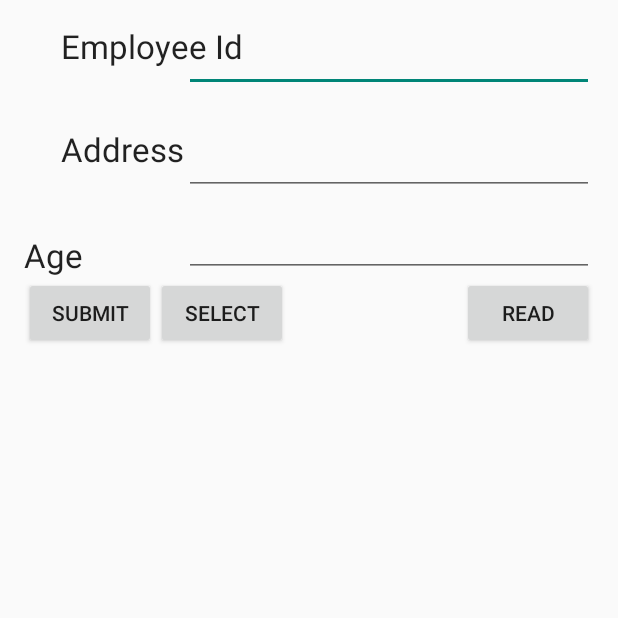
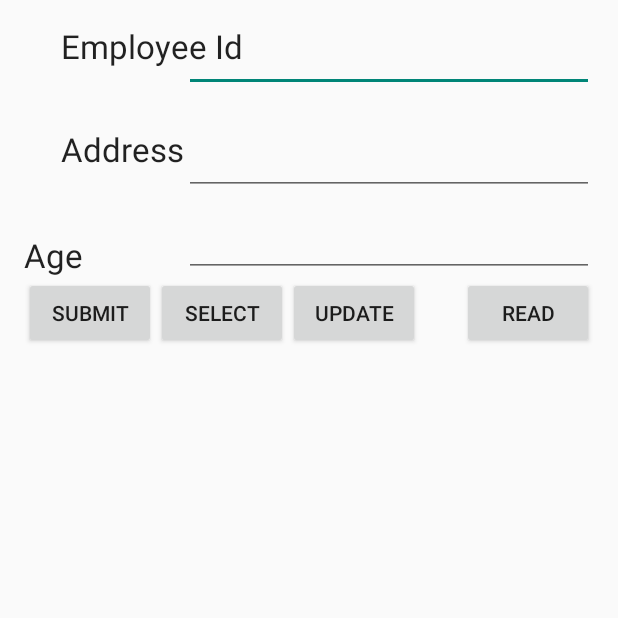
Before and after one commit to pisgupta/PersitanceMedium, an Android app: the screen it shows after launch (MainActivity), after a tap on "SUBMIT", on a phone screen of 412 x 824 dp, the top half of it. Run offline under Robolectric (Android 15) with nearby library versions, the phone set to English and light mode, and no system bars; 1 statement that could not run was skipped.

Commit message:
Update Method
Update Method

```diff
--- a/PersistanceMedium/database/src/main/java/com/example/pankaj/database/MainActivity.java
+++ b/PersistanceMedium/database/src/main/java/com/example/pankaj/database/MainActivity.java
@@ -5,25 +5,32 @@ import android.os.Bundle;
 import android.view.Menu;
 import android.view.MenuItem;
 import android.view.View;
+import android.widget.ArrayAdapter;
 import android.widget.Button;
 import android.widget.EditText;
+import android.widget.ListView;
 import android.widget.Toast;
+
+import java.util.ArrayList;
 
 
 public class MainActivity extends Activity {
-DBConnection con;
+    DBConnection con;
     EditText edtid, edtaddress, edtage;
     Button btnwrite, btnread;
+    ListView displaydata;
+
     @Override
     protected void onCreate(Bundle savedInstanceState) {
         super.onCreate(savedInstanceState);
         setContentView(R.layout.activity_main);
         con = new DBConnection(MainActivity.this);
 
-        edtid = (EditText)findViewById(R.id.edtid);
-        edtaddress = (EditText)findViewById(R.id.edtaddress);
-        edtage = (EditText)findViewById(R.id.edtage);
-        btnwrite =(Button)findViewById(R.id.btnsubmit);
+        edtid = (EditText) findViewById(R.id.edtid);
+        edtaddress = (EditText) findViewById(R.id.edtaddress);
+        edtage = (EditText) findViewById(R.id.edtage);
+        btnwrite = (Button) findViewById(R.id.btnsubmit);
+        displaydata = (ListView) findViewById(R.id.displaydata);
         btnwrite.setOnClickListener(new View.OnClickListener() {
             @Override
             public void onClick(View v) {
@@ -32,11 +39,33 @@ DBConnection con;
                 bean.setAddress(edtaddress.getText().toString());
                 bean.setAge(Integer.parseInt(edtage.getText().toString()));
 
-                if(con.insertData(bean)){
-                    Toast.makeText(MainActivity.this,"Save",Toast.LENGTH_SHORT).show();
+                if (con.insertData(bean)) {
+                    Toast.makeText(MainActivity.this, "Save", Toast.LENGTH_SHORT).show();
+                } else {
+                    Toast.makeText(MainActivity.this, "Not Save", Toast.LENGTH_SHORT).show();
                 }
-                else{
-                    Toast.makeText(MainActivity.this,"Not Save",Toast.LENGTH_SHORT).show();
+            }
+        });
+        findViewById(R.id.btnselect).setOnClickListener(new View.OnClickListener() {
+            @Override
+            public void onClick(View v) {
+                ArrayList<String> data = con.selectAllData();
+                ArrayAdapter<String> ad = new ArrayAdapter<String>(MainActivity.this, android.R.layout.simple_list_item_1, data);
+                displaydata.setAdapter(ad);
+            }
+        });
+        findViewById(R.id.btnupdate).setOnClickListener(new View.OnClickListener() {
+            @Override
+            public void onClick(View v) {
+                EmployeeBean bean = new EmployeeBean();
+                //bean.setId(edtid.getText().toString());
+                bean.setAddress(edtaddress.getText().toString());
+                bean.setAge(Integer.parseInt(edtage.getText().toString()));
+                boolean flag = con.upTableData(bean, Integer.parseInt(edtid.getText().toString()));
+                if (flag) {
+                    Toast.makeText(MainActivity.this, "Data Update", Toast.LENGTH_SHORT).show();
+                } else {
+                    Toast.makeText(MainActivity.this, "Data Not Update", Toast.LENGTH_SHORT).show();
                 }
             }
         });
--- a/PersistanceMedium/database/src/main/res/layout/activity_main.xml
+++ b/PersistanceMedium/database/src/main/res/layout/activity_main.xml
@@ -105,4 +105,13 @@
         android:layout_toRightOf="@+id/btnsubmit"
         android:layout_toEndOf="@+id/btnsubmit" />
 
+    <Button
+        android:layout_width="wrap_content"
+        android:layout_height="wrap_content"
+        android:text="Update"
+        android:id="@+id/btnupdate"
+        android:layout_below="@+id/edtage"
+        android:layout_toRightOf="@+id/btnselect"
+        android:layout_toEndOf="@+id/btnselect" />
+
 </RelativeLayout>
```
Also changed, not shown: PersistanceMedium/database/src/main/java/com/example/pankaj/database/DBConnection.java (+44 -9 lines).
